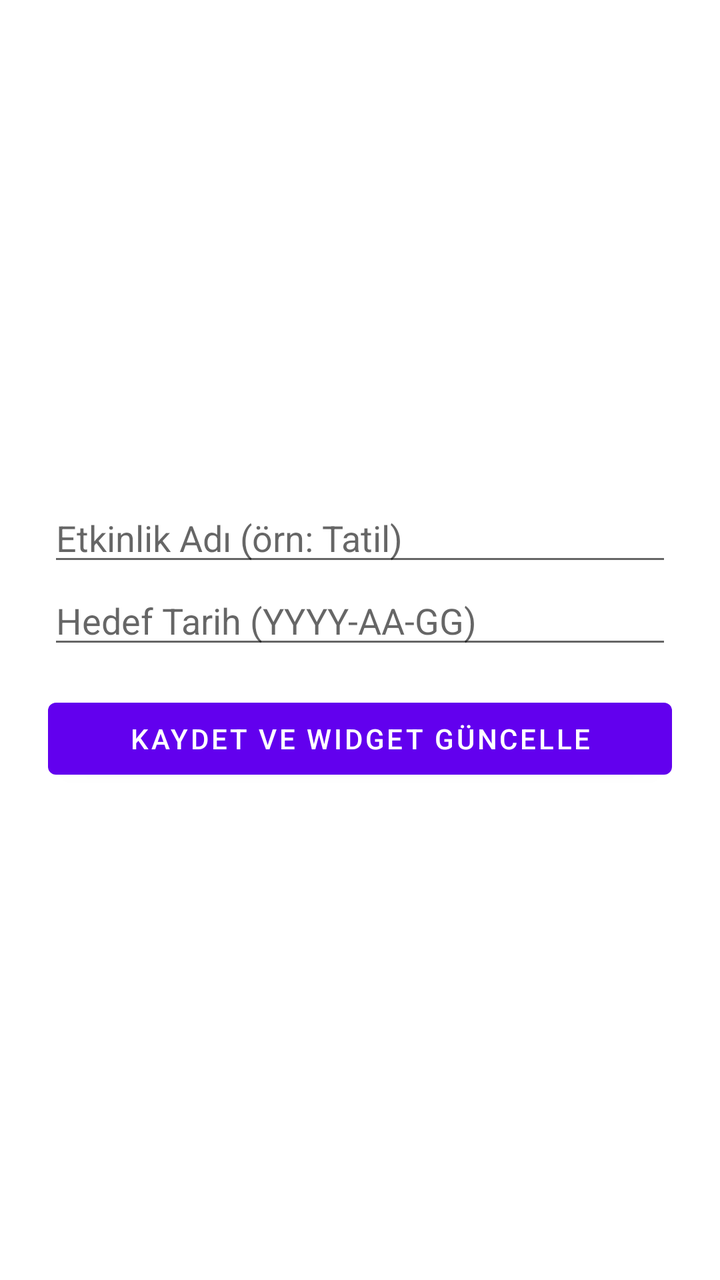
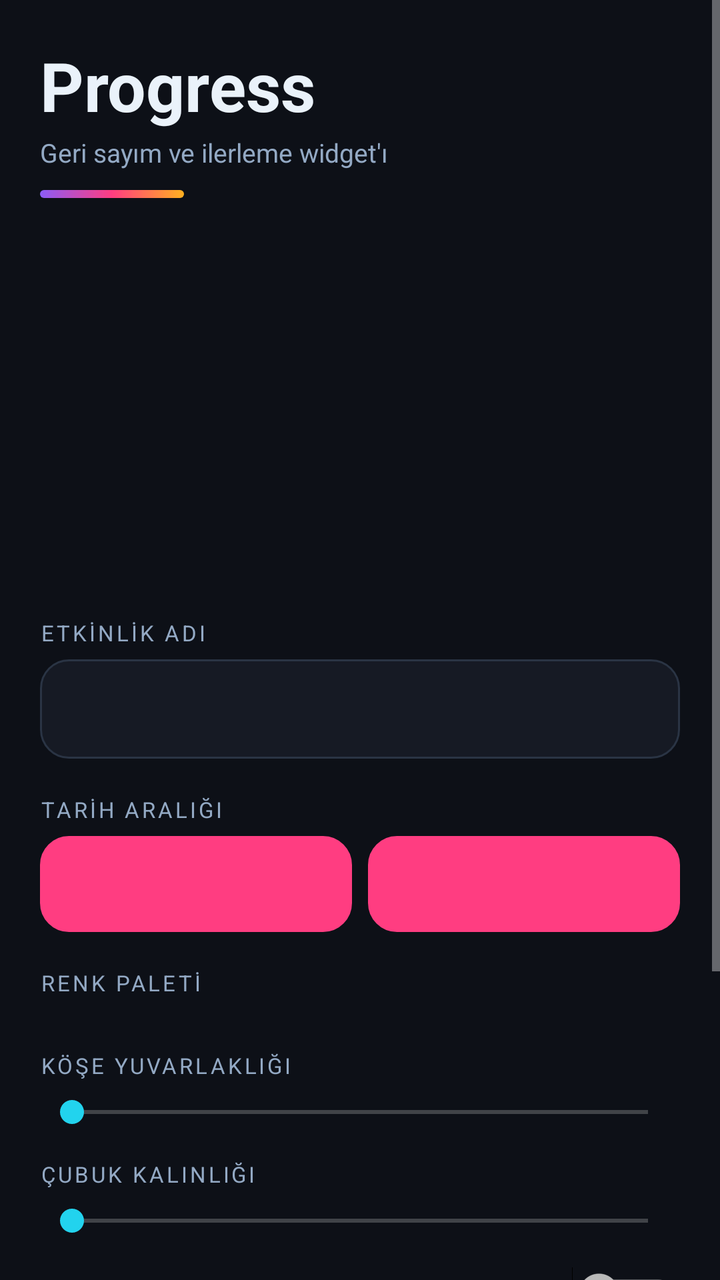

Screens rendered from an Android XML layout before and after an edit, with the pre-edit source and the edit as a unified diff.
<!-- AndroidManifest.xml: application theme Theme.Progress -->
<!-- res/layout/activity_main.xml -->
<?xml version="1.0" encoding="utf-8"?>
<LinearLayout xmlns:android="http://schemas.android.com/apk/res/android"
    android:layout_width="match_parent" android:layout_height="match_parent"
    android:orientation="vertical" android:padding="24dp" android:gravity="center">
    <EditText android:id="@+id/etEventName" android:layout_width="match_parent"
        android:layout_height="wrap_content" android:hint="Etkinlik Adı (örn: Tatil)" />
    <EditText android:id="@+id/etTargetDate" android:layout_width="match_parent"
        android:layout_height="wrap_content" android:hint="Hedef Tarih (YYYY-AA-GG)" android:inputType="date" />
    <Button android:id="@+id/btnSave" android:layout_width="match_parent"
        android:layout_height="wrap_content" android:text="Kaydet ve Widget Güncelle" android:layout_marginTop="16dp" />
</LinearLayout>
<!-- resources referenced by this layout -->
<resources>
  <style name="Theme.Progress" parent="Theme.MaterialComponents.DayNight.DarkActionBar">
          <item name="colorPrimary">#6200EE</item>
          <item name="colorOnPrimary">#FFFFFF</item>
      </style>
</resources>

<!-- the commit's change to res/layout/activity_main.xml (unified diff, before → after) -->
@@ -1,11 +1,87 @@
 <?xml version="1.0" encoding="utf-8"?>
-<LinearLayout xmlns:android="http://schemas.android.com/apk/res/android"
+<ScrollView xmlns:android="http://schemas.android.com/apk/res/android"
     android:layout_width="match_parent" android:layout_height="match_parent"
-    android:orientation="vertical" android:padding="24dp" android:gravity="center">
-    <EditText android:id="@+id/etEventName" android:layout_width="match_parent"
-        android:layout_height="wrap_content" android:hint="Etkinlik Adı (örn: Tatil)" />
-    <EditText android:id="@+id/etTargetDate" android:layout_width="match_parent"
-        android:layout_height="wrap_content" android:hint="Hedef Tarih (YYYY-AA-GG)" android:inputType="date" />
-    <Button android:id="@+id/btnSave" android:layout_width="match_parent"
-        android:layout_height="wrap_content" android:text="Kaydet ve Widget Güncelle" android:layout_marginTop="16dp" />
-</LinearLayout>
+    android:background="@color/bg" android:fillViewport="true">
+    <LinearLayout android:layout_width="match_parent" android:layout_height="wrap_content"
+        android:orientation="vertical" android:padding="20dp">
+        <TextView android:layout_width="wrap_content" android:layout_height="wrap_content"
+            android:text="Progress" android:textColor="@color/ink" android:textSize="34sp" android:textStyle="bold"/>
+        <TextView android:layout_width="wrap_content" android:layout_height="wrap_content"
+            android:text="Geri sayım ve ilerleme widget'ı" android:textColor="@color/muted"
+            android:textSize="13sp" android:layout_marginTop="2dp"/>
+        <View android:layout_width="72dp" android:layout_height="4dp"
+            android:layout_marginTop="10dp" android:background="@drawable/brand_bar"/>
+        <ImageView android:id="@+id/preview" android:layout_width="match_parent"
+            android:layout_height="170dp" android:layout_marginTop="18dp"
+            android:scaleType="fitXY" android:contentDescription="Widget önizleme"/>
+        <TextView android:layout_width="wrap_content" android:layout_height="wrap_content"
+            android:text="ETKİNLİK ADI" android:textColor="@color/muted" android:textSize="11sp"
+            android:letterSpacing="0.12" android:layout_marginTop="22dp"/>
+        <EditText android:id="@+id/etName" android:layout_width="match_parent"
+            android:layout_height="wrap_content" android:layout_marginTop="6dp"
+            android:background="@drawable/field_bg" android:padding="14dp"
+            android:textColor="@color/ink" android:textSize="16sp"
+            android:inputType="textCapSentences" android:maxLines="1"/>
+        <TextView android:layout_width="wrap_content" android:layout_height="wrap_content"
+            android:text="TARİH ARALIĞI" android:textColor="@color/muted" android:textSize="11sp"
+            android:letterSpacing="0.12" android:layout_marginTop="18dp"/>
+        <LinearLayout android:layout_width="match_parent" android:layout_height="wrap_content"
+            android:orientation="horizontal" android:layout_marginTop="6dp">
+            <Button android:id="@+id/btnStart" android:layout_width="0dp" android:layout_weight="1"
+                android:layout_height="wrap_content" android:layout_marginEnd="8dp"
+                android:background="@drawable/field_bg" android:textColor="@color/ink"
+                android:textSize="14sp" android:textAllCaps="false" android:stateListAnimator="@null"/>
+            <Button android:id="@+id/btnEnd" android:layout_width="0dp" android:layout_weight="1"
+                android:layout_height="wrap_content" android:background="@drawable/field_bg"
+                android:textColor="@color/ink" android:textSize="14sp"
+                android:textAllCaps="false" android:stateListAnimator="@null"/>
+        </LinearLayout>
+        <TextView android:layout_width="wrap_content" android:layout_height="wrap_content"
+            android:text="RENK PALETİ" android:textColor="@color/muted" android:textSize="11sp"
+            android:letterSpacing="0.12" android:layout_marginTop="18dp"/>
+        <LinearLayout android:id="@+id/chips" android:layout_width="match_parent"
+            android:layout_height="wrap_content" android:orientation="horizontal" android:layout_marginTop="8dp"/>
+        <LinearLayout android:layout_width="match_parent" android:layout_height="wrap_content"
+            android:orientation="horizontal" android:gravity="center_vertical" android:layout_marginTop="18dp">
+            <TextView android:layout_width="0dp" android:layout_weight="1" android:layout_height="wrap_content"
+                android:text="KÖŞE YUVARLAKLIĞI" android:textColor="@color/muted" android:textSize="11sp" android:letterSpacing="0.12"/>
+            <TextView android:id="@+id/radiusVal" android:layout_width="wrap_content" android:layout_height="wrap_content"
+                android:textColor="@color/accent" android:textSize="12sp"/>
+        </LinearLayout>
+        <SeekBar android:id="@+id/sbRadius" android:layout_width="match_parent"
+            android:layout_height="wrap_content" android:max="32" android:layout_marginTop="6dp"/>
+        <LinearLayout android:layout_width="match_parent" android:layout_height="wrap_content"
+            android:orientation="horizontal" android:gravity="center_vertical" android:layout_marginTop="14dp">
+            <TextView android:layout_width="0dp" android:layout_weight="1" android:layout_height="wrap_content"
+                android:text="ÇUBUK KALINLIĞI" android:textColor="@color/muted" android:textSize="11sp" android:letterSpacing="0.12"/>
+            <TextView android:id="@+id/thickVal" android:layout_width="wrap_content" android:layout_height="wrap_content"
+                android:textColor="@color/accent" android:textSize="12sp"/>
+        </LinearLayout>
+        <SeekBar android:id="@+id/sbThick" android:layout_width="match_parent"
+            android:layout_height="wrap_content" android:max="18" android:layout_marginTop="6dp"/>
+        <Switch android:id="@+id/swPercent" android:layout_width="match_parent"
+            android:layout_height="wrap_content" android:text="Yüzde etiketi göster"
+            android:textColor="@color/ink" android:textSize="15sp" android:layout_marginTop="14dp"/>
+        <Switch android:id="@+id/swDays" android:layout_width="match_parent"
+            android:layout_height="wrap_content" android:text="Kalan günü göster"
+            android:textColor="@color/ink" android:textSize="15sp" android:layout_marginTop="8dp"/>
+        <TextView android:layout_width="wrap_content" android:layout_height="wrap_content"
+            android:text="WIDGET TEMASI" android:textColor="@color/muted" android:textSize="11sp"
+            android:letterSpacing="0.12" android:layout_marginTop="14dp"/>
+        <Spinner android:id="@+id/spTheme" android:layout_width="match_parent"
+            android:layout_height="wrap_content" android:layout_marginTop="6dp"
+            android:background="@drawable/field_bg" android:padding="8dp"/>
+        <LinearLayout android:layout_width="match_parent" android:layout_height="wrap_content"
+            android:orientation="horizontal" android:layout_marginTop="22dp">
+            <Button android:id="@+id/btnReset" android:layout_width="0dp" android:layout_weight="1"
+                android:layout_height="wrap_content" android:background="@drawable/btn_ghost"
+                android:text="Sıfırla" android:textColor="@color/ink"
+                android:textAllCaps="false" android:stateListAnimator="@null"/>
+            <Button android:id="@+id/btnSave" android:layout_width="0dp" android:layout_weight="2"
+                android:layout_height="wrap_content" android:layout_marginStart="10dp"
+                android:background="@drawable/btn_primary" android:text="Kaydet ve Widget'ı Güncelle"
+                android:textColor="#FFFFFF" android:textStyle="bold"
+                android:textAllCaps="false" android:stateListAnimator="@null"/>
+        </LinearLayout>
+    </LinearLayout>
+</ScrollView>
<!-- resource entries referenced after the edit -->
@@ -1,8 +1,34 @@
 <!-- resources referenced by this layout -->
 <resources>
-  <style name="Theme.Progress" parent="Theme.MaterialComponents.DayNight.DarkActionBar">
-          <item name="colorPrimary">#6200EE</item>
+  <color name="accent">#22D3EE</color>
+  <color name="bg">#0D1017</color>
+  <color name="ink">#EAF2FA</color>
+  <color name="muted">#93A9C4</color>
+  <!-- drawable brand_bar (drawable) -->
+  <shape xmlns:android="http://schemas.android.com/apk/res/android" android:shape="rectangle">
+      <gradient android:startColor="#8B5CF6" android:centerColor="#FF3D81" android:endColor="#FFB020" android:angle="0"/><corners android:radius="2dp"/>
+  </shape>
+  <!-- drawable btn_ghost (drawable) -->
+  <shape xmlns:android="http://schemas.android.com/apk/res/android" android:shape="rectangle">
+      <solid android:color="#00000000"/><stroke android:width="1dp" android:color="#2A3444"/><corners android:radius="16dp"/>
+  </shape>
+  <!-- drawable btn_primary (drawable) -->
+  <shape xmlns:android="http://schemas.android.com/apk/res/android" android:shape="rectangle">
+      <gradient android:startColor="#8B5CF6" android:centerColor="#FF3D81" android:endColor="#FFB020" android:angle="0"/><corners android:radius="16dp"/>
+  </shape>
+  <!-- drawable field_bg (drawable) -->
+  <shape xmlns:android="http://schemas.android.com/apk/res/android" android:shape="rectangle">
+      <solid android:color="#161A24"/><stroke android:width="1dp" android:color="#2A3444"/><corners android:radius="14dp"/>
+  </shape>
+  <style name="Theme.Progress" parent="Theme.MaterialComponents.NoActionBar">
+          <item name="colorPrimary">#FF3D81</item>
+          <item name="colorPrimaryVariant">#8B5CF6</item>
           <item name="colorOnPrimary">#FFFFFF</item>
+          <item name="colorAccent">@color/accent</item>
+          <item name="colorControlActivated">@color/accent</item>
+          <item name="android:statusBarColor">@color/bg</item>
+          <item name="android:navigationBarColor">@color/bg</item>
+          <item name="android:windowBackground">@color/bg</item>
       </style>
 </resources>
 
